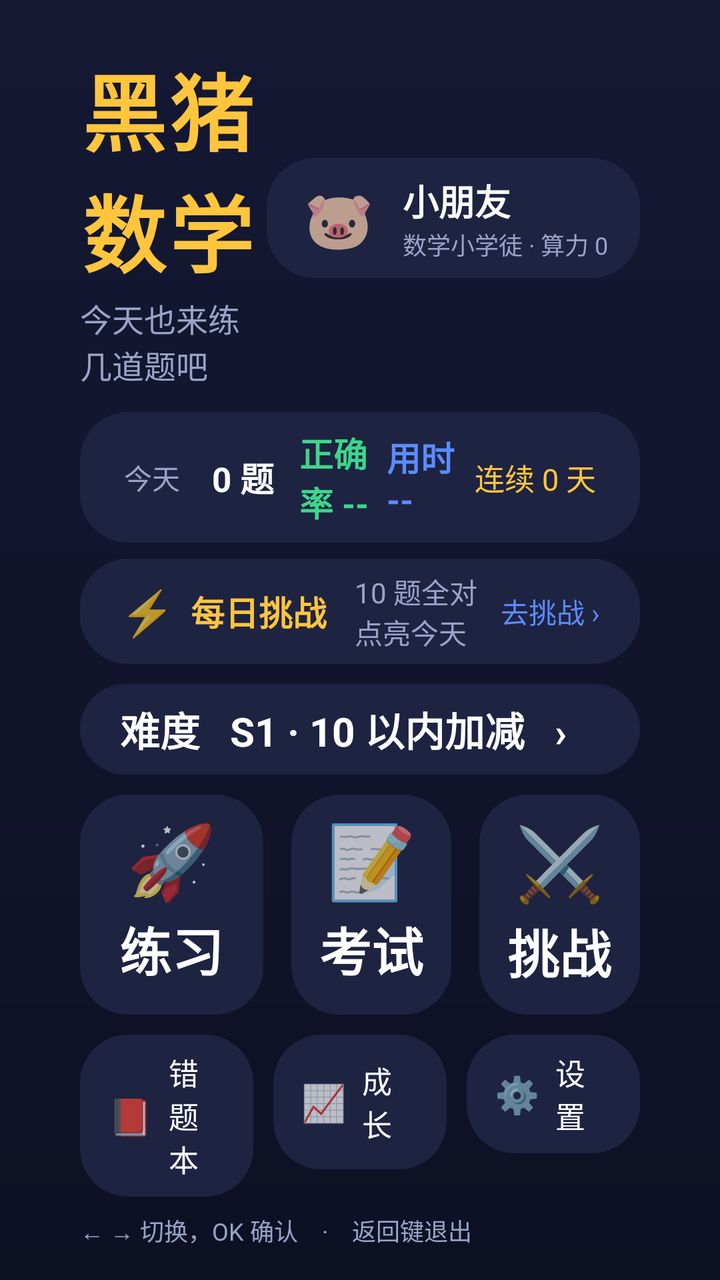
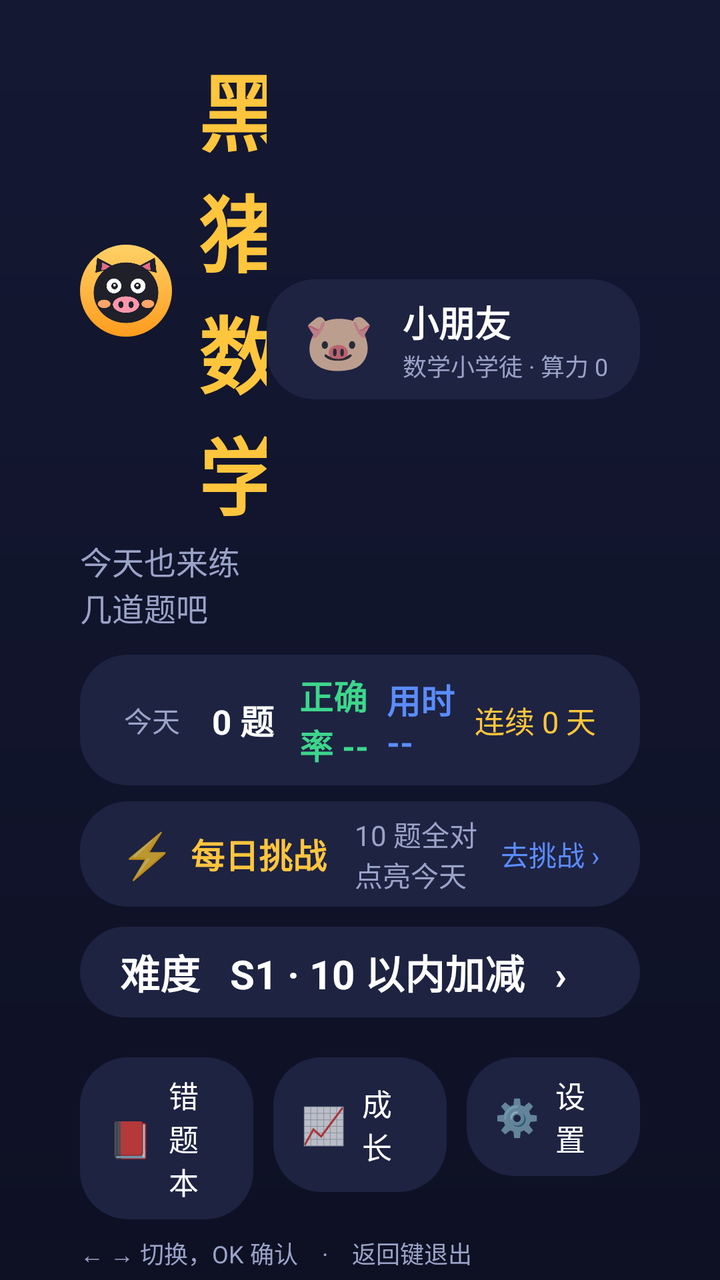

An Android layout rendered at two revisions. The XML below is the earlier revision; the diff shows what the commit changed to produce the second picture.
<!-- AndroidManifest.xml: application theme Theme.MathKing -->
<!-- res/layout/fragment_home.xml -->
<?xml version="1.0" encoding="utf-8"?>
<LinearLayout xmlns:android="http://schemas.android.com/apk/res/android"
    android:layout_width="match_parent"
    android:layout_height="match_parent"
    android:background="@drawable/bg_page"
    android:clipChildren="false"
    android:clipToPadding="false"
    android:orientation="vertical"
    android:paddingStart="40dp"
    android:paddingTop="24dp"
    android:paddingEnd="40dp"
    android:paddingBottom="16dp">

    
    <LinearLayout
        android:layout_width="match_parent"
        android:layout_height="wrap_content"
        android:gravity="center_vertical"
        android:orientation="horizontal">

        <LinearLayout
            android:layout_width="0dp"
            android:layout_height="wrap_content"
            android:layout_weight="1"
            android:orientation="vertical">

            <TextView
                android:layout_width="wrap_content"
                android:layout_height="wrap_content"
                android:letterSpacing="0.04"
                android:text="黑猪数学"
                android:textColor="@color/accent"
                android:textSize="42sp"
                android:textStyle="bold" />

            <TextView
                android:id="@+id/tvSubtitle"
                android:layout_width="wrap_content"
                android:layout_height="wrap_content"
                android:layout_marginTop="2dp"
                android:text="今天也来练几道题吧"
                android:textColor="@color/text_dim"
                android:textSize="16sp" />
        </LinearLayout>

        <LinearLayout
            android:id="@+id/rankBox"
            android:layout_width="wrap_content"
            android:layout_height="wrap_content"
            android:background="@drawable/selector_card"
            android:clickable="true"
            android:focusable="true"
            android:gravity="center_vertical"
            android:orientation="horizontal"
            android:paddingStart="14dp"
            android:paddingTop="8dp"
            android:paddingEnd="16dp"
            android:paddingBottom="8dp">

            <FrameLayout
                android:layout_width="44dp"
                android:layout_height="44dp">

                <TextView
                    android:id="@+id/tvRankBadge"
                    android:layout_width="44dp"
                    android:layout_height="44dp"
                    android:gravity="center"
                    android:text="🐷"
                    android:textSize="28sp" />

                <ImageView
                    android:id="@+id/imgAvatar"
                    android:layout_width="44dp"
                    android:layout_height="44dp"
                    android:scaleType="centerCrop"
                    android:visibility="gone" />
            </FrameLayout>

            <LinearLayout
                android:layout_width="wrap_content"
                android:layout_height="wrap_content"
                android:layout_marginStart="10dp"
                android:orientation="vertical">

                <TextView
                    android:id="@+id/tvRankName"
                    android:layout_width="wrap_content"
                    android:layout_height="wrap_content"
                    android:text="小朋友"
                    android:textColor="@color/text"
                    android:textSize="18sp"
                    android:textStyle="bold" />

                <TextView
                    android:id="@+id/tvPower"
                    android:layout_width="wrap_content"
                    android:layout_height="wrap_content"
                    android:text="数学小学徒 · 算力 0"
                    android:textColor="@color/text_dim"
                    android:textSize="12sp" />
            </LinearLayout>
        </LinearLayout>
    </LinearLayout>

    
    <LinearLayout
        android:layout_width="match_parent"
        android:layout_height="wrap_content"
        android:layout_marginTop="12dp"
        android:background="@drawable/bg_card"
        android:gravity="center_vertical"
        android:orientation="horizontal"
        android:paddingStart="22dp"
        android:paddingTop="8dp"
        android:paddingEnd="22dp"
        android:paddingBottom="8dp">

        <TextView
            android:id="@+id/tvTodayLabel"
            android:layout_width="wrap_content"
            android:layout_height="wrap_content"
            android:text="今天"
            android:textColor="@color/text_dim"
            android:textSize="14sp" />

        <TextView
            android:id="@+id/tvTodayQuestions"
            android:layout_width="0dp"
            android:layout_height="wrap_content"
            android:layout_marginStart="16dp"
            android:layout_weight="1"
            android:text="0 题"
            android:textColor="@color/text"
            android:textSize="17sp"
            android:textStyle="bold" />

        <TextView
            android:id="@+id/tvTodayAccuracy"
            android:layout_width="0dp"
            android:layout_height="wrap_content"
            android:layout_weight="1"
            android:text="正确率 --"
            android:textColor="@color/green"
            android:textSize="17sp"
            android:textStyle="bold" />

        <TextView
            android:id="@+id/tvTodayTime"
            android:layout_width="0dp"
            android:layout_height="wrap_content"
            android:layout_weight="1"
            android:text="用时 --"
            android:textColor="@color/blue"
            android:textSize="17sp"
            android:textStyle="bold" />

        <TextView
            android:id="@+id/tvStreakDays"
            android:layout_width="wrap_content"
            android:layout_height="wrap_content"
            android:text="连续 0 天"
            android:textColor="@color/accent"
            android:textSize="15sp" />
    </LinearLayout>

    
    <LinearLayout
        android:id="@+id/cardDaily"
        android:layout_width="match_parent"
        android:layout_height="wrap_content"
        android:layout_marginTop="8dp"
        android:background="@drawable/selector_card"
        android:clickable="true"
        android:focusable="true"
        android:gravity="center_vertical"
        android:orientation="horizontal"
        android:paddingStart="20dp"
        android:paddingTop="6dp"
        android:paddingEnd="20dp"
        android:paddingBottom="6dp">

        <TextView
            android:layout_width="wrap_content"
            android:layout_height="wrap_content"
            android:text="⚡"
            android:textSize="22sp" />

        <TextView
            android:layout_width="wrap_content"
            android:layout_height="wrap_content"
            android:layout_marginStart="8dp"
            android:text="每日挑战"
            android:textColor="@color/accent"
            android:textSize="17sp"
            android:textStyle="bold" />

        <TextView
            android:id="@+id/tvDailyInfo"
            android:layout_width="0dp"
            android:layout_height="wrap_content"
            android:layout_marginStart="14dp"
            android:layout_weight="1"
            android:text="10 题全对点亮今天"
            android:textColor="@color/text_dim"
            android:textSize="14sp" />

        <TextView
            android:id="@+id/tvDailyAction"
            android:layout_width="wrap_content"
            android:layout_height="wrap_content"
            android:text="去挑战 ›"
            android:textColor="@color/blue"
            android:textSize="14sp" />
    </LinearLayout>

    
    <TextView
        android:id="@+id/btnStage"
        android:layout_width="match_parent"
        android:layout_height="wrap_content"
        android:layout_marginTop="10dp"
        android:background="@drawable/selector_card"
        android:clickable="true"
        android:focusable="true"
        android:paddingStart="20dp"
        android:paddingTop="8dp"
        android:paddingEnd="20dp"
        android:paddingBottom="8dp"
        android:text="难度   S1 · 10 以内加减   ›"
        android:textColor="@color/text"
        android:textSize="20sp"
        android:textStyle="bold" />

    
    <LinearLayout
        android:layout_width="match_parent"
        android:layout_height="0dp"
        android:layout_marginTop="10dp"
        android:layout_weight="1"
        android:baselineAligned="false"
        android:clipChildren="false"
        android:clipToPadding="false"
        android:orientation="horizontal">

        <LinearLayout
            android:id="@+id/cardPractice"
            android:layout_width="0dp"
            android:layout_height="match_parent"
            android:layout_marginEnd="14dp"
            android:layout_weight="1.15"
            android:background="@drawable/selector_card"
            android:clickable="true"
            android:focusable="true"
            android:gravity="center"
            android:orientation="vertical"
            android:padding="10dp">

            <TextView
                android:layout_width="wrap_content"
                android:layout_height="wrap_content"
                android:text="🚀"
                android:textSize="36sp" />

            <TextView
                android:layout_width="wrap_content"
                android:layout_height="wrap_content"
                android:layout_marginTop="2dp"
                android:text="练习"
                android:textColor="@color/text"
                android:textSize="26sp"
                android:textStyle="bold" />

            <TextView
                android:id="@+id/tvPracticeInfo"
                android:layout_width="wrap_content"
                android:layout_height="wrap_content"
                android:layout_marginTop="4dp"
                android:gravity="center"
                android:text="50 以内加减 · 10 题"
                android:textColor="@color/accent"
                android:textSize="14sp" />

            <TextView
                android:id="@+id/tvPracticeMode"
                android:layout_width="wrap_content"
                android:layout_height="wrap_content"
                android:layout_marginTop="2dp"
                android:gravity="center"
                android:text="不限时"
                android:textColor="@color/text_dim"
                android:textSize="12sp" />
        </LinearLayout>

        <LinearLayout
            android:id="@+id/cardExam"
            android:layout_width="0dp"
            android:layout_height="match_parent"
            android:layout_marginEnd="14dp"
            android:layout_weight="1"
            android:background="@drawable/selector_card"
            android:clickable="true"
            android:focusable="true"
            android:gravity="center"
            android:orientation="vertical"
            android:padding="10dp">

            <TextView
                android:layout_width="wrap_content"
                android:layout_height="wrap_content"
                android:text="📝"
                android:textSize="36sp" />

            <TextView
                android:layout_width="wrap_content"
                android:layout_height="wrap_content"
                android:layout_marginTop="2dp"
                android:text="考试"
                android:textColor="@color/text"
                android:textSize="26sp"
                android:textStyle="bold" />

            <TextView
                android:id="@+id/tvExamInfo"
                android:layout_width="wrap_content"
                android:layout_height="wrap_content"
                android:layout_marginTop="4dp"
                android:gravity="center"
                android:text="20 题 · 统一判卷"
                android:textColor="@color/blue"
                android:textSize="14sp" />

            <TextView
                android:layout_width="wrap_content"
                android:layout_height="wrap_content"
                android:layout_marginTop="2dp"
                android:gravity="center"
                android:text="看看真实水平"
                android:textColor="@color/text_dim"
                android:textSize="12sp" />
        </LinearLayout>

        <LinearLayout
            android:id="@+id/cardChallenge"
            android:layout_width="0dp"
            android:layout_height="match_parent"
            android:layout_weight="1"
            android:background="@drawable/selector_card"
            android:clickable="true"
            android:focusable="true"
            android:gravity="center"
            android:orientation="vertical"
            android:padding="10dp">

            <TextView
                android:layout_width="wrap_content"
                android:layout_height="wrap_content"
                android:text="⚔️"
                android:textSize="36sp" />

            <TextView
                android:layout_width="wrap_content"
                android:layout_height="wrap_content"
                android:layout_marginTop="2dp"
                android:text="挑战"
                android:textColor="@color/text"
                android:textSize="26sp"
                android:textStyle="bold" />

            <TextView
                android:id="@+id/tvChallengeInfo"
                android:layout_width="wrap_content"
                android:layout_height="wrap_content"
                android:layout_marginTop="4dp"
                android:gravity="center"
                android:text="全对 5 轮才解锁"
                android:textColor="@color/text_dim"
                android:textSize="14sp" />
        </LinearLayout>
    </LinearLayout>

    
    <LinearLayout
        android:layout_width="match_parent"
        android:layout_height="wrap_content"
        android:layout_marginTop="10dp"
        android:baselineAligned="false"
        android:clipChildren="false"
        android:clipToPadding="false"
        android:orientation="horizontal">

        <LinearLayout
            android:id="@+id/btnWrong"
            android:layout_width="0dp"
            android:layout_height="wrap_content"
            android:layout_marginEnd="10dp"
            android:layout_weight="1"
            android:background="@drawable/selector_card"
            android:clickable="true"
            android:focusable="true"
            android:gravity="center_vertical"
            android:orientation="horizontal"
            android:paddingStart="14dp"
            android:paddingTop="8dp"
            android:paddingEnd="14dp"
            android:paddingBottom="8dp">

            <TextView
                android:layout_width="wrap_content"
                android:layout_height="wrap_content"
                android:text="📕"
                android:textSize="18sp" />

            <TextView
                android:layout_width="wrap_content"
                android:layout_height="wrap_content"
                android:layout_marginStart="8dp"
                android:text="错题本"
                android:textColor="@color/text"
                android:textSize="15sp" />

            <TextView
                android:id="@+id/tvWrongCount"
                android:layout_width="0dp"
                android:layout_height="wrap_content"
                android:layout_marginStart="8dp"
                android:layout_weight="1"
                android:gravity="end"
                android:text="0 道"
                android:textColor="@color/red"
                android:textSize="13sp" />
        </LinearLayout>

        <LinearLayout
            android:id="@+id/btnStats"
            android:layout_width="0dp"
            android:layout_height="wrap_content"
            android:layout_marginEnd="10dp"
            android:layout_weight="1"
            android:background="@drawable/selector_card"
            android:clickable="true"
            android:focusable="true"
            android:gravity="center_vertical"
            android:orientation="horizontal"
            android:paddingStart="14dp"
            android:paddingTop="8dp"
            android:paddingEnd="14dp"
            android:paddingBottom="8dp">

            <TextView
                android:layout_width="wrap_content"
                android:layout_height="wrap_content"
                android:text="📈"
                android:textSize="18sp" />

            <TextView
                android:layout_width="wrap_content"
                android:layout_height="wrap_content"
                android:layout_marginStart="8dp"
                android:text="成长"
                android:textColor="@color/text"
                android:textSize="15sp" />

            <TextView
                android:id="@+id/tvStatsInfo"
                android:layout_width="0dp"
                android:layout_height="wrap_content"
                android:layout_marginStart="8dp"
                android:layout_weight="1"
                android:gravity="end"
                android:text="0 题"
                android:textColor="@color/text_dim"
                android:textSize="13sp" />
        </LinearLayout>

        <LinearLayout
            android:id="@+id/btnSettings"
            android:layout_width="0dp"
            android:layout_height="wrap_content"
            android:layout_weight="1"
            android:background="@drawable/selector_card"
            android:clickable="true"
            android:focusable="true"
            android:gravity="center_vertical"
            android:orientation="horizontal"
            android:paddingStart="14dp"
            android:paddingTop="8dp"
            android:paddingEnd="14dp"
            android:paddingBottom="8dp">

            <TextView
                android:layout_width="wrap_content"
                android:layout_height="wrap_content"
                android:text="⚙️"
                android:textSize="18sp" />

            <TextView
                android:layout_width="wrap_content"
                android:layout_height="wrap_content"
                android:layout_marginStart="8dp"
                android:text="设置"
                android:textColor="@color/text"
                android:textSize="15sp" />

            <TextView
                android:id="@+id/tvSettingsInfo"
                android:layout_width="0dp"
                android:layout_height="wrap_content"
                android:layout_marginStart="8dp"
                android:layout_weight="1"
                android:gravity="end"
                android:text=""
                android:textColor="@color/text_dim"
                android:textSize="13sp" />
        </LinearLayout>
    </LinearLayout>

    <TextView
        android:id="@+id/tvFooter"
        android:layout_width="match_parent"
        android:layout_height="wrap_content"
        android:layout_marginTop="8dp"
        android:text="← → 切换，OK 确认    ·    返回键退出"
        android:textColor="@color/text_dim"
        android:textSize="12sp" />
</LinearLayout>
<!-- resources referenced by this layout -->
<resources>
  <color name="accent">#FFC53D</color>
  <color name="blue">#5B8CFF</color>
  <color name="green">#3DD68C</color>
  <color name="red">#FF6B6B</color>
  <color name="text">#FFFFFF</color>
  <color name="text_dim">#9AA3C7</color>
  <!-- drawable bg_card (drawable) -->
  <?xml version="1.0" encoding="utf-8"?>
  <shape xmlns:android="http://schemas.android.com/apk/res/android" android:shape="rectangle">
      <solid android:color="@color/card" />
      <corners android:radius="24dp" />
  </shape>
  <!-- drawable bg_page (drawable) -->
  <?xml version="1.0" encoding="utf-8"?>
  <shape xmlns:android="http://schemas.android.com/apk/res/android" android:shape="rectangle">
      <gradient android:angle="270" android:startColor="#141833" android:endColor="#0E1124" />
  </shape>
  <!-- drawable selector_card (drawable) -->
  <?xml version="1.0" encoding="utf-8"?>
  <selector xmlns:android="http://schemas.android.com/apk/res/android">
      <item android:state_focused="true" android:drawable="@drawable/bg_card_focus" />
      <item android:state_pressed="true" android:drawable="@drawable/bg_card_focus" />
      <item android:drawable="@drawable/bg_card" />
  </selector>
  <style name="Theme.MathKing" parent="Theme.AppCompat.NoActionBar">
          <item name="android:windowBackground">@color/bg</item>
          <item name="android:colorAccent">@color/accent</item>
          <item name="android:textColorPrimary">@color/text</item>
          <item name="android:windowNoTitle">true</item>
          <item name="android:windowFullscreen">false</item>
      </style>
  <color name="card">#1E2342</color>
  <!-- drawable bg_card_focus (drawable) -->
  <?xml version="1.0" encoding="utf-8"?>
  <shape xmlns:android="http://schemas.android.com/apk/res/android" android:shape="rectangle">
      <solid android:color="#38406F" />
      <stroke android:width="5dp" android:color="@color/accent" />
      <corners android:radius="24dp" />
  </shape>
  <color name="bg">#0E1124</color>
</resources>

<!-- the commit's change to res/layout/fragment_home.xml (unified diff, before → after) -->
@@ -24,14 +24,31 @@
             android:layout_weight="1"
             android:orientation="vertical">
 
-            <TextView
-                android:layout_width="wrap_content"
-                android:layout_height="wrap_content"
-                android:letterSpacing="0.04"
-                android:text="黑猪数学"
-                android:textColor="@color/accent"
-                android:textSize="42sp"
-                android:textStyle="bold" />
+            
+            <LinearLayout
+                android:layout_width="wrap_content"
+                android:layout_height="wrap_content"
+                android:gravity="center_vertical"
+                android:orientation="horizontal">
+
+                <ImageView
+                    android:layout_width="46dp"
+                    android:layout_height="46dp"
+                    android:background="@drawable/bg_pig_round"
+                    android:contentDescription="@string/app_logo_desc"
+                    android:padding="3dp"
+                    android:src="@drawable/ic_pig_head" />
+
+                <TextView
+                    android:layout_width="wrap_content"
+                    android:layout_height="wrap_content"
+                    android:layout_marginStart="12dp"
+                    android:letterSpacing="0.04"
+                    android:text="黑猪数学"
+                    android:textColor="@color/accent"
+                    android:textSize="42sp"
+                    android:textStyle="bold" />
+            </LinearLayout>
 
             <TextView
                 android:id="@+id/tvSubtitle"
<!-- resource entries referenced after the edit -->
@@ -17,6 +17,17 @@
   <shape xmlns:android="http://schemas.android.com/apk/res/android" android:shape="rectangle">
       <gradient android:angle="270" android:startColor="#141833" android:endColor="#0E1124" />
   </shape>
+  <!-- drawable bg_pig_round (drawable) -->
+  <?xml version="1.0" encoding="utf-8"?>
+  <shape xmlns:android="http://schemas.android.com/apk/res/android"
+      android:shape="oval">
+      <gradient
+          android:angle="270"
+          android:endColor="#FF9C1E"
+          android:startColor="#FFD166"
+          android:type="linear" />
+  </shape>
+  <!-- drawable ic_pig_head: png bitmap (drawable-xhdpi, 37373 bytes) -->
   <!-- drawable selector_card (drawable) -->
   <?xml version="1.0" encoding="utf-8"?>
   <selector xmlns:android="http://schemas.android.com/apk/res/android">
@@ -24,6 +35,7 @@
       <item android:state_pressed="true" android:drawable="@drawable/bg_card_focus" />
       <item android:drawable="@drawable/bg_card" />
   </selector>
+  <string name="app_logo_desc">黑猪数学图标</string>
   <style name="Theme.MathKing" parent="Theme.AppCompat.NoActionBar">
           <item name="android:windowBackground">@color/bg</item>
           <item name="android:colorAccent">@color/accent</item>
